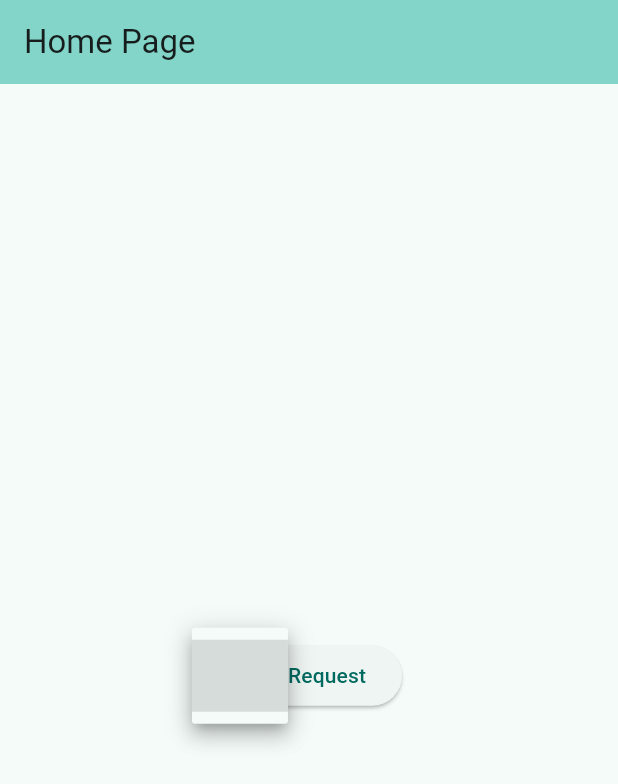
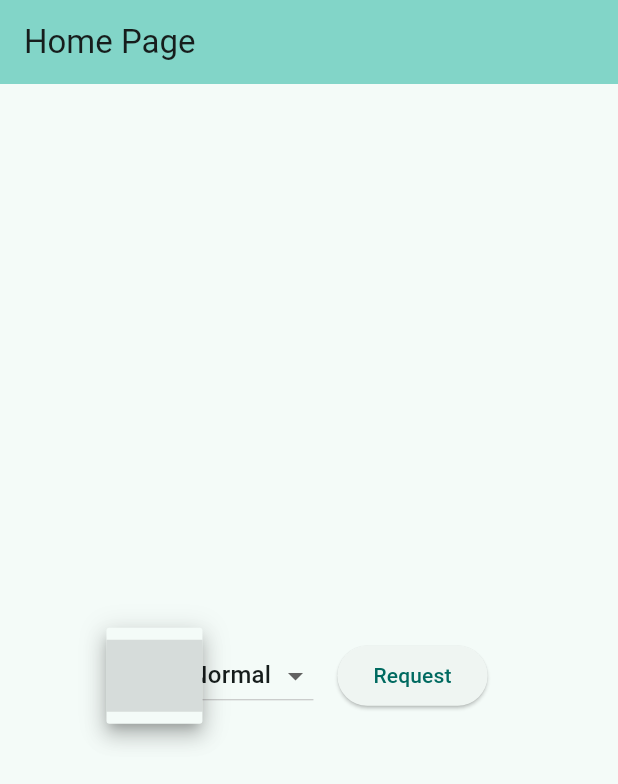
Before and after one commit to RichardWessels/penguinos, a Flutter app: the screen it shows after launch, after a tap on the "arrow drop down" icon, on a phone screen of 412 x 824 dp. Shown: the top 784 px of the screen. Run offline on Flutter 3.47's test engine with Material 3 defaults, Android fonts, the phone set to English and light mode, and no system bars; network calls fail.

Commit message:
Difficulty dropdown which sends difficulty in GET request

```diff
--- a/lib/widgets/request_text_buttons.dart
+++ b/lib/widgets/request_text_buttons.dart
@@ -10,15 +10,22 @@ class RequestTextButtons extends StatefulWidget {
     required this.onRequest,
   });
 
-  final void Function(String language) onRequest;
+  final void Function(String language, String difficulty) onRequest;
 
   @override
   State<RequestTextButtons> createState() => _RequestTextButtonsState();
 }
 
 class _RequestTextButtonsState extends State<RequestTextButtons> {
-  final List<String> listItems = <String>[""];
-  String? dropdownValue;
+  final List<String> _languageDropdownItems = <String>[""];
+  final List<String> _difficultyDropdownItems = <String>[
+    "Easy",
+    "Normal",
+    "Difficult"
+  ];
+
+  String? _languageDropdownValue;
+  String? _difficultyDropdownValue;
   bool isFetched = false;
   String? fetchError;
 
@@ -34,12 +41,12 @@ class _RequestTextButtonsState extends State<RequestTextButtons> {
       }
 
       final List<dynamic> languages = json.decode(res.body);
-      listItems.clear();
+      _languageDropdownItems.clear();
       for (final lang in languages) {
-        listItems.add(lang["language_name"]);
+        _languageDropdownItems.add(lang["language_name"]);
       }
       setState(() {
-        dropdownValue = listItems[0];
+        _languageDropdownValue = _languageDropdownItems[0];
       });
     } catch (error) {
       print(error);
@@ -60,14 +67,16 @@ class _RequestTextButtonsState extends State<RequestTextButtons> {
   void initState() {
     super.initState();
     _fetchLanguages();
-    dropdownValue = listItems[0];
+    _languageDropdownValue = _languageDropdownItems[0];
+    _difficultyDropdownValue =
+        _difficultyDropdownItems[1]; // set difficulty to normal
   }
 
   void _requestText() {
-    if (dropdownValue == "") {
+    if (_languageDropdownValue == "") {
       return;
     }
-    widget.onRequest(dropdownValue!);
+    widget.onRequest(_languageDropdownValue!, _difficultyDropdownValue!);
   }
 
   @override
@@ -76,8 +85,8 @@ class _RequestTextButtonsState extends State<RequestTextButtons> {
       mainAxisAlignment: MainAxisAlignment.center,
       children: [
         DropdownButton(
-          value: dropdownValue,
-          items: listItems
+          value: _languageDropdownValue,
+          items: _languageDropdownItems
               .map<DropdownMenuItem<String>>(
                 (item) => DropdownMenuItem(
                   value: item,
@@ -89,9 +98,33 @@ class _RequestTextButtonsState extends State<RequestTextButtons> {
               .toList(),
           onChanged: (String? value) {
             setState(() {
-              dropdownValue = value!;
+              _languageDropdownValue = value!;
             });
           },
+        ),
+        const SizedBox(
+          width: 16,
+        ),
+        DropdownButton(
+          value: _difficultyDropdownValue,
+          items: _difficultyDropdownItems
+              .map<DropdownMenuItem<String>>(
+                (item) => DropdownMenuItem(
+                  value: item,
+                  child: Text(
+                    capitalizeString(item),
+                  ),
+                ),
+              )
+              .toList(),
+          onChanged: (String? value) {
+            setState(() {
+              _difficultyDropdownValue = value!;
+            });
+          },
+        ),
+        const SizedBox(
+          width: 16,
         ),
         ElevatedButton(
           onPressed: _requestText,
```
Also changed, not shown: lib/screens/home_screen.dart (+7 -8 lines).
